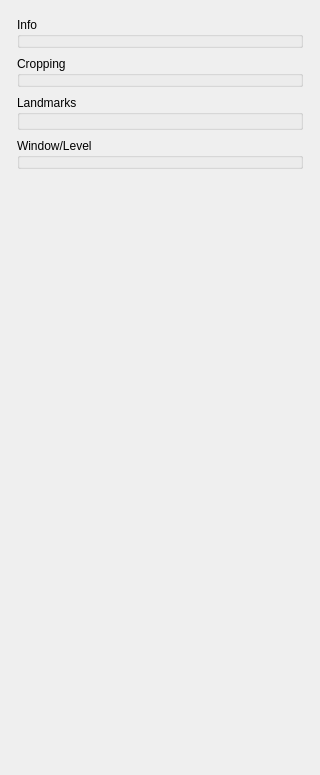
First picture: the form in app/resources/WorkflowPanelWidget.ui, repository inglis-dl/CTAnalyzerX, before the edit.
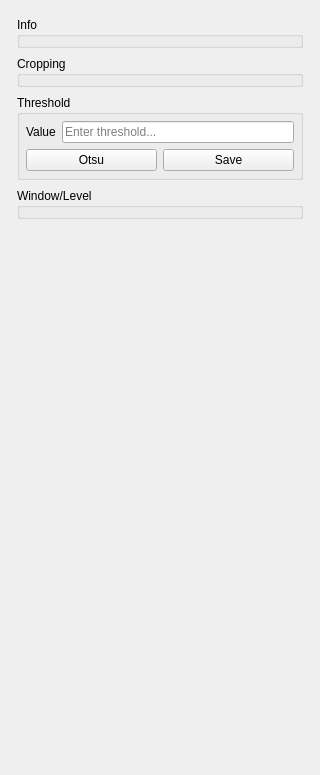
Second picture: the form after the edit. Custom widgets are drawn as their Qt base class.

Commit message: WIP: main app - remove unused landmark group - add threshold group manual override + otsu on cropped image

Patch:
```diff
--- a/app/resources/WorkflowPanelWidget.ui
+++ b/app/resources/WorkflowPanelWidget.ui
@@ -128,9 +128,9 @@
        <item>
         <widget class="CollapsibleGroupBox" name="grpLandmark">
          <property name="title">
-          <string>Landmarks</string>
-         </property>
-         <layout class="QVBoxLayout" name="landmarkLayout">
+					  <string>Threshold</string>
+				  </property>
+				  <layout class="QVBoxLayout" name="thresholdLayout">
           <property name="leftMargin">
            <number>6</number>
           </property>
@@ -144,14 +144,40 @@
            <number>6</number>
           </property>
           <item>
-           <widget class="LandmarkWidget" name="landmarkWidget" native="true">
-            <property name="sizePolicy">
-             <sizepolicy hsizetype="Expanding" vsizetype="Preferred">
-              <horstretch>0</horstretch>
-              <verstretch>0</verstretch>
-             </sizepolicy>
-            </property>
-           </widget>
+						  <layout class="QHBoxLayout" name="thresholdValueRow">
+							  <item>
+								  <widget class="QLabel" name="lblThresholdValue">
+									  <property name="text">
+										  <string>Value</string>
+									  </property>
+								  </widget>
+							  </item>
+							  <item>
+								  <widget class="QLineEdit" name="editThreshold">
+									  <property name="placeholderText">
+										  <string>Enter threshold...</string>
+									  </property>
+								  </widget>
+							  </item>
+						  </layout>
+					  </item>
+					  <item>
+						  <layout class="QHBoxLayout" name="thresholdButtonsRow">
+							  <item>
+								  <widget class="QPushButton" name="btnThresholdOtsu">
+									  <property name="text">
+										  <string>Otsu</string>
+									  </property>
+								  </widget>
+							  </item>
+							  <item>
+								  <widget class="QPushButton" name="btnThresholdSave">
+									  <property name="text">
+										  <string>Save</string>
+									  </property>
+								  </widget>
+							  </item>
+						  </layout>
           </item>
          </layout>
         </widget>
```
Left out of the diff: 2 changed lines with no effect on the pictures. Lines whose indentation alone changed are shown as unchanged. The commit also changes 6 other files.
